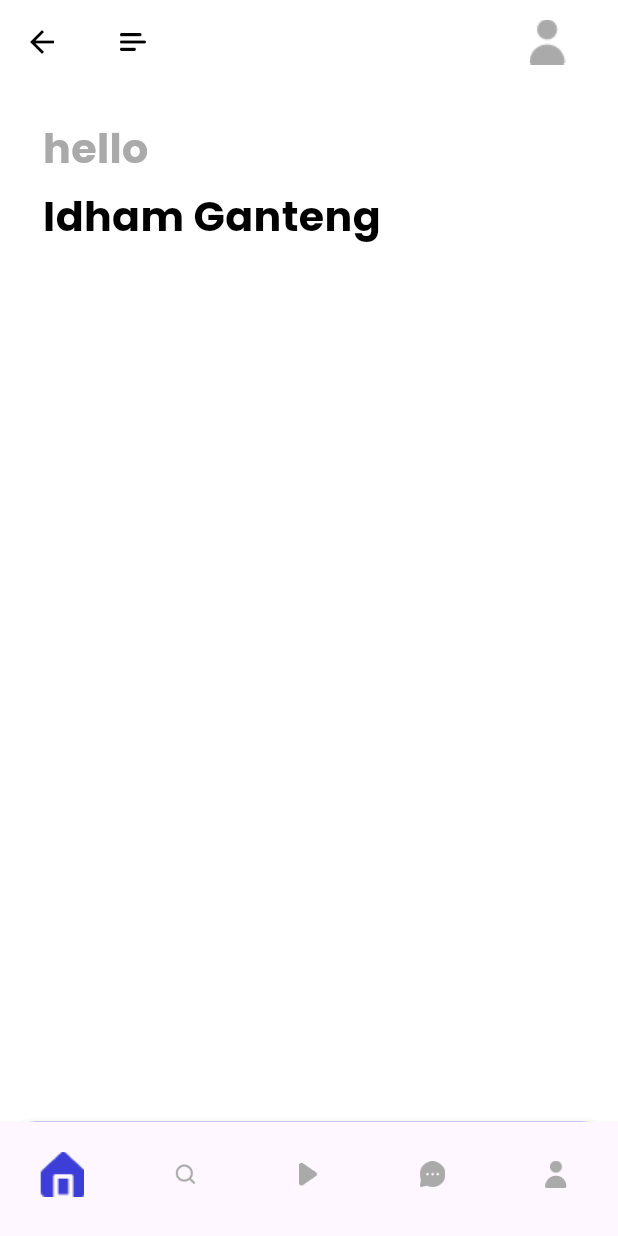
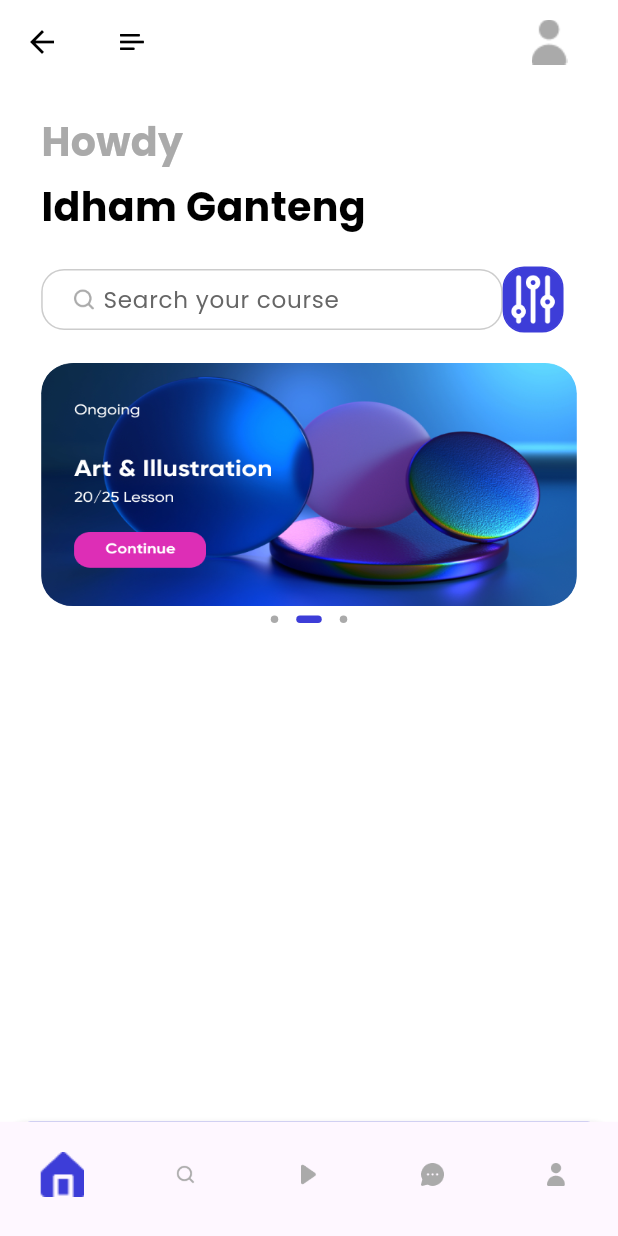
Before and after one commit to idhamaja/learning-course-app, a Flutter app: the ApplicationPage screen opened by its route, on a phone screen of 412 x 824 dp. Run offline on Flutter 3.47's test engine with Material 3 defaults, Android fonts, the light colour scheme and no system bars; drawn by our look-alikes of dots_indicator; our stand-ins replace cloud_firestore, firebase_auth, firebase_core, flutter_bloc, flutter_screenutil, fluttertoast and 2 more; accounts and stored records are empty.

Commit message:
update Slicing homepage SearchMenuView, buttonSearch, design size for adaptive screen, slidersMenuView, and dots Indicator

```diff
--- a/lib/main.dart
+++ b/lib/main.dart
@@ -19,6 +19,7 @@ class MyApp extends StatelessWidget {
     return MultiBlocProvider(
       providers: [...AppPages.allProviders(context).toList()],
       child: ScreenUtilInit(
+        designSize: const Size(375, 812),
         builder: (context, child) => MaterialApp(
           debugShowCheckedModeBanner: false,
           theme: ThemeData(
--- a/lib/pages/apps/application_page.dart
+++ b/lib/pages/apps/application_page.dart
@@ -26,8 +26,8 @@ class _ApplicationPageState extends State<ApplicationPage> {
             child: Scaffold(
               body: buildPage(state.index),
               bottomNavigationBar: Container(
-                width: 375.w,
-                height: 64.h,
+                width: 370.w,
+                height: 75.h,
                 decoration: BoxDecoration(
                   color: AppColors.primaryElement,
                   borderRadius: BorderRadius.only(
--- a/lib/pages/common_widgets.dart
+++ b/lib/pages/common_widgets.dart
@@ -33,8 +33,8 @@ Widget buildThirdPartySignIn(BuildContext context) {
       bottom: 20.h,
     ),
     padding: EdgeInsets.only(
-      left: 25.w,
-      right: 25.w,
+      left: 50.w,
+      right: 50.w,
     ),
     child: Row(
       mainAxisAlignment: MainAxisAlignment.spaceAround,
--- a/lib/pages/home/home_page.dart
+++ b/lib/pages/home/home_page.dart
@@ -1,6 +1,5 @@
 import 'package:flutter/material.dart';
 import 'package:flutter_screenutil/flutter_screenutil.dart';
-import 'package:google_fonts/google_fonts.dart';
 import 'package:learning_course_app/common/values/colors.dart';
 import 'package:learning_course_app/pages/home/widgets/home_page_widgets.dart';
 
@@ -26,7 +25,7 @@ class _HomePageState extends State<HomePage> {
           crossAxisAlignment: CrossAxisAlignment.start,
           children: [
             homePageText(
-              "hello",
+              "Howdy",
               color: AppColors.primaryThreeElementText,
             ),
 
@@ -35,7 +34,12 @@ class _HomePageState extends State<HomePage> {
               "Idham Ganteng",
               color: AppColors.primaryText,
               top: 5,
-            )
+            ),
+            SizedBox(
+              height: 20.h,
+            ),
+            searchView(),
+            slidersMenuView(),
           ],
         ),
       ),
--- a/lib/pages/home/widgets/home_page_widgets.dart
+++ b/lib/pages/home/widgets/home_page_widgets.dart
@@ -1,3 +1,4 @@
+import 'package:dots_indicator/dots_indicator.dart';
 import 'package:flutter/material.dart';
 import 'package:flutter_screenutil/flutter_screenutil.dart';
 import 'package:google_fonts/google_fonts.dart';
@@ -25,7 +26,7 @@ AppBar buildAppBar() {
             child: Container(
               width: 40.w,
               height: 40.h,
-              decoration: BoxDecoration(
+              decoration: const BoxDecoration(
                 image: DecorationImage(
                   image: AssetImage(
                     "assets/icons/person.png",
@@ -57,3 +58,147 @@ Widget homePageText(
     ),
   );
 }
+
+Widget searchView() {
+  return Row(
+    children: [
+      Container(
+        width: 280.w,
+        height: 40.h,
+        decoration: BoxDecoration(
+          color: AppColors.primaryBackground,
+          borderRadius: BorderRadius.circular(15.h),
+          border: Border.all(
+            color: AppColors.primaryFourElementText,
+          ),
+        ),
+        child: Row(
+          children: [
+            Container(
+              margin: EdgeInsets.only(
+                left: 17.w,
+              ),
+              width: 16.w,
+              height: 16.w,
+              child: Image.asset(
+                "assets/icons/search.png",
+              ),
+            ),
+            Container(
+              width: 240.w,
+              height: 40.h,
+              child: TextField(
+                keyboardType: TextInputType.multiline,
+                decoration: InputDecoration(
+                  contentPadding: const EdgeInsets.fromLTRB(0, 5, 0, 5),
+                  hintText: "Search your course",
+                  border: const OutlineInputBorder(
+                    borderSide: BorderSide(
+                      color: Colors.transparent,
+                    ),
+                  ),
+                  enabledBorder: const OutlineInputBorder(
+                    borderSide: BorderSide(
+                      color: Colors.transparent,
+                    ),
+                  ),
+                  disabledBorder: const OutlineInputBorder(
+                    borderSide: BorderSide(
+                      color: Colors.transparent,
+                    ),
+                  ),
+                  focusedBorder: const OutlineInputBorder(
+                    borderSide: BorderSide(
+                      color: Colors.transparent,
+                    ),
+                  ),
+                  hintStyle: GoogleFonts.poppins(
+                    color: AppColors.primarySecondaryElementText,
+                  ),
+                ),
+                style: GoogleFonts.poppins(
+                  color: AppColors.primaryText,
+                  fontWeight: FontWeight.normal,
+                  fontSize: 14.sp,
+                ),
+                autocorrect: false,
+              ),
+            )
+          ],
+        ),
+      ),
+
+      //
+      GestureDetector(
+        child: Container(
+          width: 40.h,
+          height: 40.w,
+          decoration: BoxDecoration(
+            color: AppColors.primaryElement,
+            borderRadius: BorderRadius.all(
+              Radius.circular(13.w),
+            ),
+            border: Border.all(
+              color: AppColors.primaryElement,
+            ),
+          ),
+          child: Image.asset(
+            "assets/icons/options.png",
+          ),
+        ),
+      ),
+    ],
+  );
+}
+
+Widget slidersMenuView() {
+  return Column(
+    children: [
+      Container(
+        margin: EdgeInsets.only(top: 20.h),
+        width: 325.w,
+        height: 160.h,
+        child: PageView(
+          children: [
+            _slidersContainter(path: "assets/icons/Art.png"),
+            _slidersContainter(path: "assets/icons/Image(1).png"),
+            _slidersContainter(path: "assets/icons/Image(2).png"),
+          ],
+        ),
+      ),
+      Container(
+        child: DotsIndicator(
+          dotsCount: 3,
+          position: 1,
+          decorator: DotsDecorator(
+            color: AppColors.primaryThreeElementText,
+            activeColor: AppColors.primaryElement,
+            size: const Size.square(5.0),
+            activeSize: const Size(17.0, 5.0),
+            activeShape: RoundedRectangleBorder(
+              borderRadius: BorderRadius.circular(5.0),
+            ),
+          ),
+        ),
+      ),
+    ],
+  );
+}
+
+Widget _slidersContainter({String path = "assets/icons/Art.png"}) {
+  return Container(
+    width: 325.w,
+    height: 160.h,
+    decoration: BoxDecoration(
+      borderRadius: BorderRadius.all(
+        Radius.circular(20.h),
+      ),
+      image: DecorationImage(
+        fit: BoxFit.fill,
+        image: AssetImage(
+          path,
+        ),
+      ),
+    ),
+  );
+}
--- a/lib/pages/register/register_page.dart
+++ b/lib/pages/register/register_page.dart
@@ -39,7 +39,7 @@ class _RegisterPageState extends State<RegisterPage> {
                           "Enter your details below and free Sign up."),
                     ),
                     Container(
-                      margin: EdgeInsets.only(top: 36.h),
+                      margin: EdgeInsets.only(top: 60.h),
                       padding: EdgeInsets.only(
                         left: 25.w,
                         right: 25.w,
--- a/lib/pages/sign_in/sign_in.dart
+++ b/lib/pages/sign_in/sign_in.dart
@@ -63,11 +63,12 @@ class _SignInState extends State<SignIn> {
                       ),
                     ),
                     forgotPassword(),
+                    SizedBox(height: 70.h),
                     buildSignInAndRegButton("Login", "login", () {
                       SignInController(context: context).handleSignIn("email");
                     }),
-                    buildSignInAndRegButton("Sign up", "regsiter", () {
-                      Navigator.of(context).pushNamed("register");
+                    buildSignInAndRegButton("Sign up", "register", () {
+                      Navigator.of(context).pushNamed("/register_page");
                     }),
                   ],
                 ),
```
Also changed, not shown: flutter_02.png (added), flutter_03.png (added), flutter_04.png (added).
